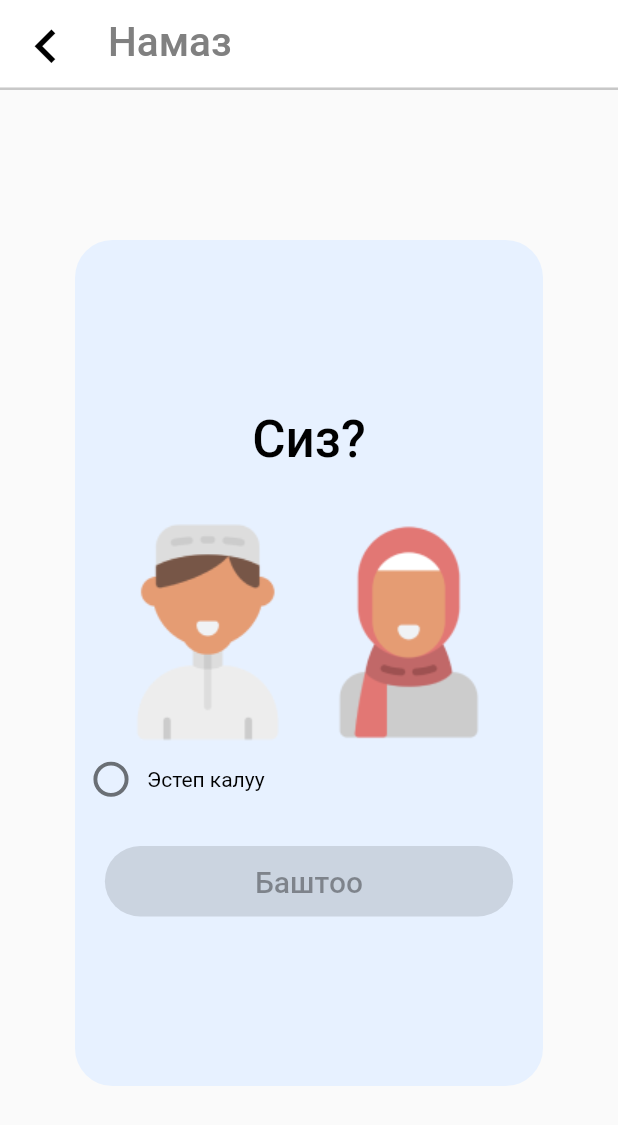
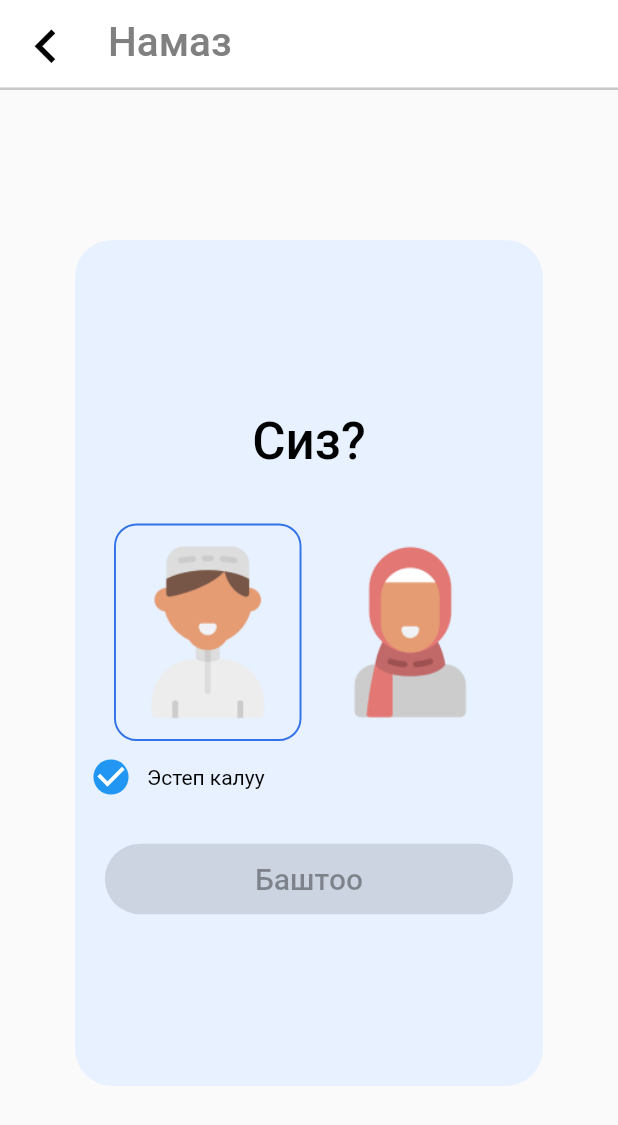
Before and after one commit to mustafanabiev/bir_umma, a Flutter app: the NamazPage screen opened directly, on a phone screen of 412 x 824 dp. Shown: the top 1125 px of the screen. Run offline on Flutter 3.47's test engine with Material 2 defaults, Android fonts, the light colour scheme and no system bars; our stand-ins replace equatable, flutter_bloc, flutter_svg; statements that could not run were skipped.

Commit message:
GenderProvider add

```diff
--- a/lib/modules/home/view/namaz_page.dart
+++ b/lib/modules/home/view/namaz_page.dart
@@ -2,6 +2,7 @@ import 'package:flutter/material.dart';
 
 import '../../../constants/color.dart';
 import '../../../gen/assets.gen.dart';
+
 // ignore: depend_on_referenced_packages
 import 'package:provider/provider.dart';
 
@@ -60,16 +61,54 @@ class NamazPage extends StatelessWidget {
                     fontSize: 34),
               ),
               const SizedBox(height: 35),
-              Row(
-                mainAxisAlignment: MainAxisAlignment.center,
-                children: [
-                  InkWell(
-                    onTap: () {},
-                    child: Assets.png.erkek1.image(),
+              // SelectGenderWidget(),
+              ChangeNotifierProvider(
+                create: (_) => GenderProvider(),
+                child: Consumer<GenderProvider>(
+                  builder: (context, genderProvider, _) => Row(
+                    mainAxisAlignment: MainAxisAlignment.center,
+                    children: [
+                      InkWell(
+                        onTap: () {
+                          genderProvider.setGender = true;
+                        },
+                        child: Container(
+                            width: 125,
+                            height: 145,
+                            decoration: genderProvider.getGender
+                                ? BoxDecoration(
+                                    borderRadius: BorderRadius.circular(15),
+                                    border: Border.all(
+                                        color: const Color(0xff3473E6),
+                                        width: 1.3),
+                                  )
+                                : null,
+                            padding: const EdgeInsets.all(12),
+                            child: Assets.png.erkek1.image()),
+                      ),
+                      const SizedBox(width: 10),
+                      InkWell(
+                        onTap: () {
+                          genderProvider.setGender = false;
+                        },
+                        child: Container(
+                          width: 125,
+                          height: 145,
+                          decoration: genderProvider.getGender
+                              ? null
+                              : BoxDecoration(
+                                  borderRadius: BorderRadius.circular(15),
+                                  border: Border.all(
+                                      color: const Color(0xff3473E6),
+                                      width: 1.3),
+                                ),
+                          padding: const EdgeInsets.all(12),
+                          child: Assets.png.ayal1.image(),
+                        ),
+                      ),
+                    ],
                   ),
-                  const SizedBox(width: 10),
-                  Assets.png.ayal1.image(),
-                ],
+                ),
               ),
               Row(
                 children: [
@@ -120,7 +159,7 @@ class NamazPage extends StatelessWidget {
 }
 
 class CheckboxProvider with ChangeNotifier {
-  bool _isChecked = false;
+  bool _isChecked = true;
 
   bool get isChecked => _isChecked;
 
@@ -129,3 +168,14 @@ class CheckboxProvider with ChangeNotifier {
     notifyListeners();
   }
 }
+
+class GenderProvider with ChangeNotifier {
+  bool _gender = true;
+
+  bool get getGender => _gender;
+
+  set setGender(bool value) {
+    _gender = value;
+    notifyListeners();
+  }
+}
```
